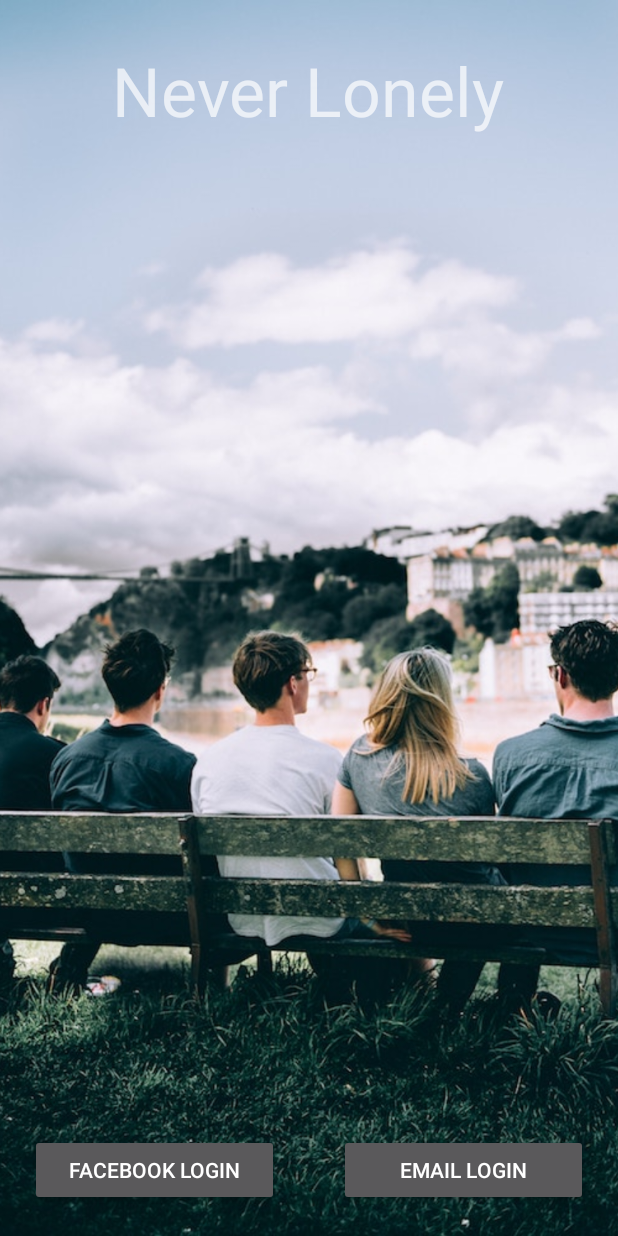
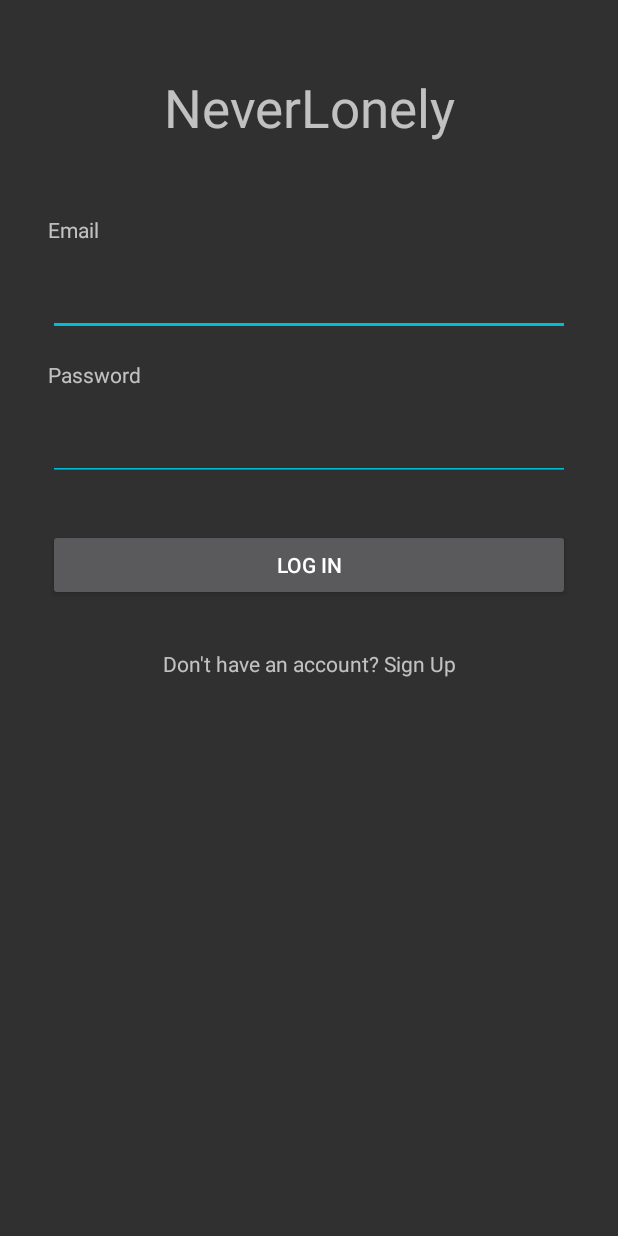
Before and after one commit to KatsiarynaMashokha/NeverLonely, an Android app: the layout activity_login.xml on its own in the app's theme, with its tools: preview values and no code run, on a phone screen of 412 x 824 dp. Run offline under Robolectric (Android 15) with nearby library versions, the phone set to English and light mode, and no system bars.

Commit message:
add an ability to create an account and log out

```diff
--- a/app/src/main/res/layout/activity_login.xml
+++ b/app/src/main/res/layout/activity_login.xml
@@ -1,48 +1,66 @@
 <?xml version="1.0" encoding="utf-8"?>
-<RelativeLayout
+<LinearLayout
     xmlns:android="http://schemas.android.com/apk/res/android"
     xmlns:tools="http://schemas.android.com/tools"
     android:layout_width="match_parent"
     android:layout_height="match_parent"
+    android:layout_margin="16dp"
+    android:orientation="vertical"
     tools:context="com.epicodus.neverlonely.LoginActivity">
 
-    <ImageView
-        android:layout_width="wrap_content"
-        android:layout_height="match_parent"
-        android:scaleType="centerCrop"
-        android:src="@drawable/matthewgerrard"/>
+    <TextView
+        android:id="@+id/app_name_text_view"
+        android:textSize="35sp"
+        android:layout_width="match_parent"
+        android:layout_height="wrap_content"
+        android:layout_marginTop="32dp"
+        android:layout_marginBottom="32dp"
+        android:gravity="center_horizontal"
+        android:text="@string/app_name"/>
 
     <TextView
-        android:id="@+id/title_text_view"
-        android:layout_width="wrap_content"
-        android:layout_height="wrap_content"
-        android:layout_alignParentTop="true"
-        android:layout_centerHorizontal="true"
-        android:layout_marginTop="30dp"
-        android:text="@string/never_lonely"
-        android:textSize="45sp"/>
-
-    <LinearLayout
         android:layout_width="match_parent"
         android:layout_height="wrap_content"
-        android:layout_alignParentBottom="true"
-        android:orientation="horizontal">
+        android:layout_margin="16dp"
+        android:text="Email"/>
 
-        <Button
-            android:id="@+id/facebook_login_button"
-            android:layout_width="0dp"
-            android:layout_height="wrap_content"
-            android:layout_margin="20dp"
-            android:layout_weight="1"
-            android:text="@string/facebook_login"/>
+    <EditText
+        android:backgroundTint="#00BCD4"
+        android:layout_width="match_parent"
+        android:layout_height="wrap_content"
+        android:layout_marginLeft="16dp"
+        android:layout_marginRight="16dp"
+        android:inputType="textEmailAddress"/>
 
-        <Button
-            android:id="@+id/email_login_button"
-            android:layout_width="0dp"
-            android:layout_height="wrap_content"
-            android:layout_margin="20dp"
-            android:layout_weight="1"
-            android:text="@string/email_login"/>
-    </LinearLayout>
+    <TextView
+        android:layout_width="match_parent"
+        android:layout_height="wrap_content"
+        android:layout_margin="16dp"
+        android:text="Password"/>
 
-</RelativeLayout>
+    <EditText
+        android:backgroundTint="#00BCD4"
+        android:layout_width="match_parent"
+        android:layout_height="wrap_content"
+        android:layout_marginLeft="16dp"
+        android:layout_marginRight="16dp"
+        android:inputType="textPassword"/>
+
+    <Button
+        android:layout_width="match_parent"
+        android:layout_height="wrap_content"
+        android:layout_marginLeft="16dp"
+        android:layout_marginTop="32dp"
+        android:layout_marginBottom="16dp"
+        android:layout_marginRight="16dp"
+        android:text="Log In"/>
+
+    <TextView
+        android:id="@+id/sign_up_text_view"
+        android:layout_width="match_parent"
+        android:layout_height="wrap_content"
+        android:layout_margin="16dp"
+        android:gravity="center_horizontal"
+        android:text="Don't have an account? Sign Up"/>
+
+</LinearLayout>
--- a/app/src/main/res/values/strings.xml
+++ b/app/src/main/res/values/strings.xml
@@ -1,7 +1,7 @@
 <resources>
     <string name="app_name">NeverLonely</string>
     <string name="never_lonely">Never Lonely</string>
-    <string name="facebook_login">Facebook Login</string>
+    <string name="sign_up">Sign Up</string>
     <string name="email_login">Email Login</string>
     <string name="events_around_you">Events around you</string>
     <string name="join">Join</string>
--- a/build.gradle
+++ b/build.gradle
@@ -6,6 +6,7 @@ buildscript {
     }
     dependencies {
         classpath 'com.android.tools.build:gradle:2.3.3'
+        classpath 'com.google.gms:google-services:3.1.1' // google-services plugin
 
         // NOTE: Do not place your application dependencies here; they belong
         // in the individual module build.gradle files
```
Also changed, not shown: app/build.gradle (+19 -0 lines), app/src/main/AndroidManifest.xml (+12 -4 lines), app/src/main/java/com/epicodus/neverlonely/CreateAccountActivity.java (added, +102 -0 lines), app/src/main/java/com/epicodus/neverlonely/LoginActivity.java (+9 -18 lines), app/src/main/java/com/epicodus/neverlonely/ProfileFragment.java (added, +44 -0 lines), app/src/main/java/com/epicodus/neverlonely/SingleFragmentActivity.java (+32 -0 lines), app/src/main/java/com/epicodus/neverlonely/StartActivity.java (added, +35 -0 lines), app/src/main/res/drawable/button_shape.xml (added, +12 -0 lines), app/src/main/res/layout/activity_create_account.xml (added, +110 -0 lines), app/src/main/res/layout/activity_profile_fragment.xml (added, +17 -0 lines), app/src/main/res/layout/start_activity.xml (added, +52 -0 lines), 1 other file.
